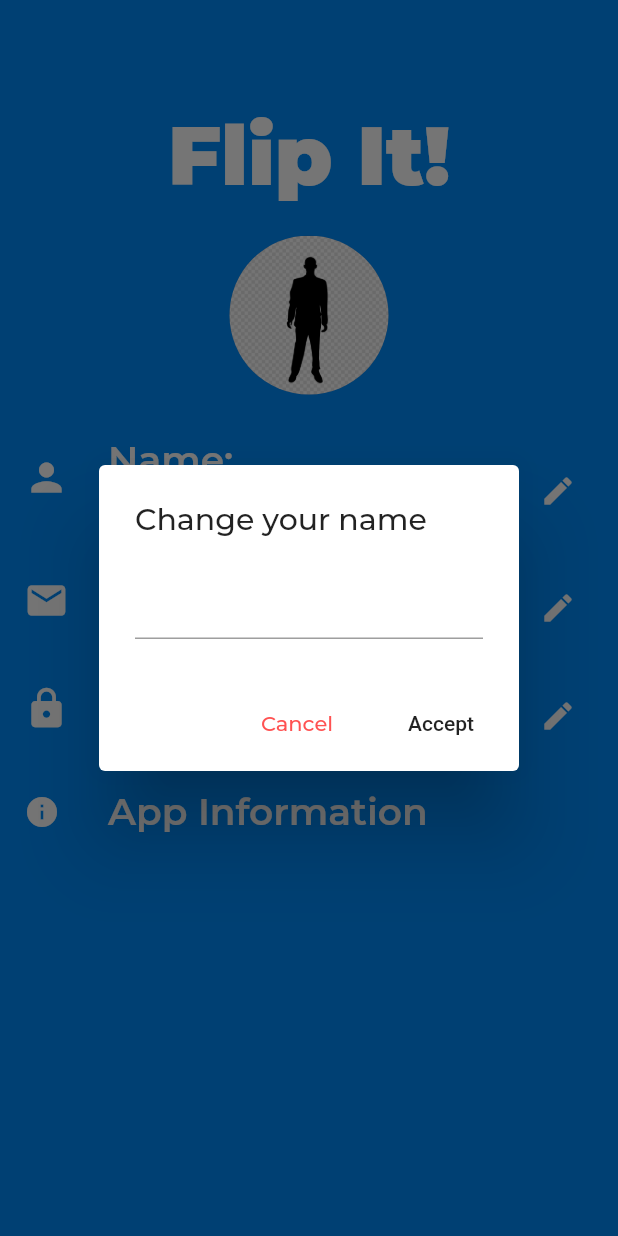
After one commit to Pixele9/FlipIt, a Flutter app: the Profile screen opened directly, after a tap on the "edit" icon, on a phone screen of 412 x 824 dp. The commit adds this screen. Run offline on Flutter 3.47's test engine with Material 2 defaults, Android fonts, the phone set to English and light mode, and no system bars; our stand-ins replace google_fonts.

Commit message:
Profile view

```diff
--- /dev/null
+++ b/lib/screens/profile.dart
@@ -0,0 +1,169 @@
+import 'package:flutter/material.dart';
+
+import '../utilities/constants.dart';
+
+class Profile extends StatefulWidget {
+  @override
+  _ProfileState createState() => new _ProfileState();
+ }
+
+class _ProfileState extends State<Profile> {
+  //DATA
+  var white = Colors.white;
+  var data = ["Name","Mail","Password"];
+  var name = "José Miguel Ángel Nuñéz Pérez";
+  var mail = "jose_mike_a.n.p@correo.com";
+  var password = "";
+  final TextEditingController controller = TextEditingController();
+  //Show alert
+
+  void onChanged(String option, String value){
+    if (value.isNotEmpty) {
+      option=="Name"?setState(() {name = value;}): option == "Mail"? setState(() {mail = value;}):setState(() {password = value;});
+      clear();
+      confirmation(option);
+    }else{
+      validation();
+    }
+
+  }
+  void validation(){
+    AlertDialog dialog = AlertDialog(
+      title: Text("Your input is empty!", style: cfont,),
+      actions: <Widget>[
+        FlatButton(
+          onPressed: () {Navigator.pop(context);},
+          child: Text("OK"),
+          ),
+      ],
+    );
+    showDialog(context: context, builder: (BuildContext context) {return dialog; });
+  }
+
+  void confirmation(String option){
+    AlertDialog dialog = AlertDialog(
+      title: Text("Your "+option.toLowerCase()+" has been changed succesfully!", style: cfont,),
+      actions: <Widget>[
+        FlatButton(
+          onPressed: () {Navigator.pop(context);},
+          child: Text("OK"),
+          ),
+      ],
+    );
+    showDialog(context: context, builder: (BuildContext context) {return dialog; });
+  }
+
+  bool obscure(value){
+    var secret;
+    value=="Password"? secret = true: secret = false;
+    return secret;
+  }
+
+  void clear(){
+    controller.text = "";
+    Navigator.pop(context);
+  }
+
+  void changeData(String option){
+    AlertDialog dialog = AlertDialog(
+      title: Text("Change your "+option.toLowerCase(), style: cfont,),
+      content: TextField(controller: controller, obscureText: obscure(option), keyboardType: option=="Mail"? TextInputType.emailAddress: TextInputType.text),
+      actions: <Widget>[
+        FlatButton(
+          onPressed: () {clear();},
+          child: Text("Cancel", style: cCancel),
+          ),
+        FlatButton(
+          onPressed: () {onChanged(option,controller.text);},
+          child: Text("Accept")
+          )
+      ],
+    );
+    showDialog(context: context, builder: (BuildContext context) {return dialog; });
+  }
+  //Information
+  var info = AboutListTile(
+    child: Text("App Information", style: cDataStyle,),
+    applicationIcon: Icon(Icons.info),
+    applicationName: "Flip It!",
+    applicationLegalese: "Developers:\nArturo García\nRaúl Gúzman\nÁndres Leal\nDaniel Rincón",
+    applicationVersion: "v1.0.0",
+    icon: Icon(Icons.info, color: Colors.white,)
+  );
+  //Every element of the list
+  ListTile getItem(Icon icon, String label, String description, int position){
+    return ListTile(
+      leading: icon,
+      title: Text(label, style: cDataStyle,),
+      subtitle: Text(description, style: cSubDataStyle,),
+      trailing: IconButton(
+          icon: Icon(Icons.edit),
+          tooltip: 'Edit',
+          color: white,
+          onPressed: () {changeData(data[position]);},
+        ),
+    );
+  }
+
+  @override
+  Widget build(BuildContext context) {
+      //Scaffold es la base de MaterialDesign de la ruta (pantalla)
+      return Scaffold(
+          backgroundColor: primaryColor,
+          //Body representa el body de la ruta
+          body: Align(
+          //Esta propiedad de la widget Align alinea todo el contenido en la parte superior y al centro
+            alignment: Alignment.topCenter,
+            //Lo importante de la widget LayoutBuilder es que esta widget se adapta al tamaño de la widget padre
+            child: LayoutBuilder(
+                builder: (BuildContext context, BoxConstraints constraints) {
+                    return Container(
+                        width: MediaQuery.of(context).size.width,
+                        color: primaryColor,
+                        child: Column(
+                            crossAxisAlignment: CrossAxisAlignment.center,
+                            mainAxisSize: MainAxisSize.max,
+                            children: <Widget>[
+                              SizedBox(height: 40.0),
+                              Container(
+                                alignment: Alignment.center,
+                                margin: const EdgeInsets.only(top: 30.0, bottom: 20.0),
+                                width: MediaQuery.of(context).size.width,
+                                child: Text(
+                                  "Flip It!",
+                                  style: cFlipItStyle,
+                                ),
+
+                            ),
+                            Container(
+                              height: 130,
+                              width: 110,
+                              child: ListView(
+                              children: <Widget>[
+                                CircleAvatar(
+                                  backgroundImage: AssetImage('assets/prueba.png'),
+                                  radius: 53,
+                               ),
+                              ],
+                              ),
+                            ),
+                              Container(
+                                height: 500,
+                                width: MediaQuery.of(context).size.width,
+                                child: ListView(
+                                  children: <Widget>[
+                                    getItem(Icon(Icons.person, color: white, size: 30,), 'Name:', name,0),
+                                    getItem(Icon(Icons.mail, color: white, size: 30,), 'Mail:', mail,1),
+                                    getItem(Icon(Icons.lock, color: white, size: 30,), 'Password:','*********',2),
+                                    info
+                                  ],
+                                ),
+                              ),
+                            ]
+                        )
+                    );
+            }),
+        )
+    );
+  }
+}
--- a/lib/utilities/constants.dart
+++ b/lib/utilities/constants.dart
@@ -97,3 +97,22 @@ final cTitleViews = GoogleFonts.montserrat(
   fontWeight: FontWeight.w900,
   fontSize: 45,
 );
+
+final cDataStyle = GoogleFonts.montserrat(
+  color: Colors.white,
+  fontWeight: FontWeight.w600,
+  fontSize: 25.0,
+);
+
+final cSubDataStyle = GoogleFonts.montserrat(
+  color: Colors.white,
+  fontWeight: FontWeight.w300,
+  fontSize: 18.0,
+);
+
+final cCancel = GoogleFonts.montserrat(
+  color: Colors.redAccent,
+);
+
+final cfont = GoogleFonts.montserrat(
+);
```
Also changed, not shown: assets/prueba.png (added).
